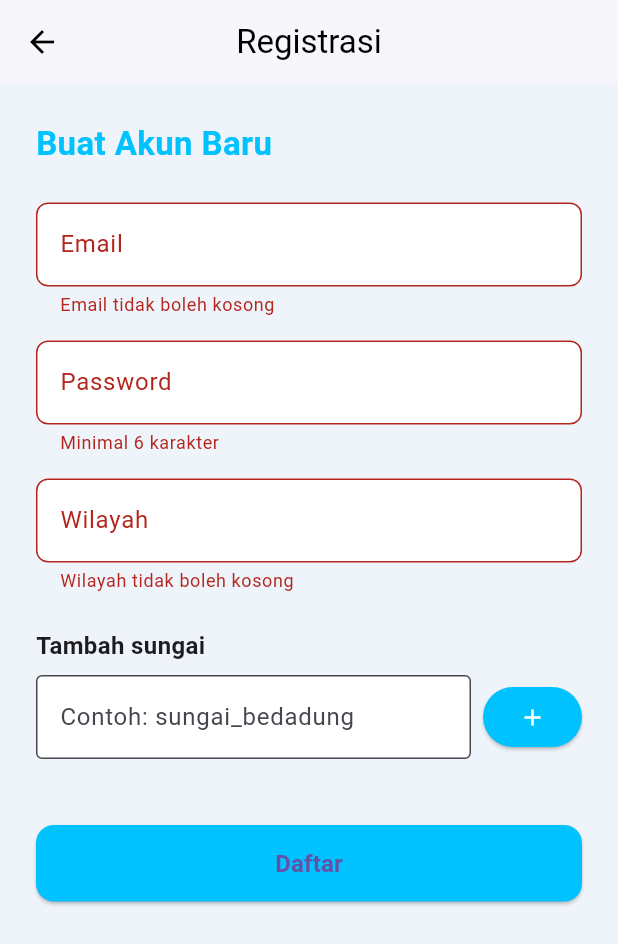
After one commit to IQ1341/FloodDetectionApp, a Flutter app: the RegisterScreen screen opened by its route, after a tap on "Daftar", on a phone screen of 412 x 824 dp. The commit adds this screen. Shown: the top 944 px of the screen. Run offline on Flutter 3.47's test engine with Material 3 defaults, Android fonts, the phone set to English and light mode, and no system bars; our stand-ins replace awesome_dialog, cloud_firestore, firebase_auth, firebase_core, firebase_database, firebase_messaging and 4 more; accounts and stored records are empty; network calls fail; Roboto replaces fonts that are missing (Poppins).

Commit message:
updaet add fitur registrasi

```diff
--- a/lib/main.dart
+++ b/lib/main.dart
@@ -5,9 +5,10 @@ import 'package:intl/date_symbol_data_local.dart';
 
 import 'screens/splash_screen.dart';
 import 'screens/login_screen.dart';
+import 'screens/register_screen.dart'; // ✅ Tambah import register
 import 'screens/main_screen.dart';
 import 'screens/sungai_screen.dart';
-import 'screens/notification_screen.dart'; // ✅ Tambahkan ini
+import 'screens/notification_screen.dart';
 
 import 'utils/constants.dart';
 import 'utils/notification_service.dart';
@@ -55,6 +56,7 @@ class _MyAppState extends State<MyApp> {
       routes: {
         '/': (context) => const SplashScreen(),
         '/login': (context) => const LoginScreen(),
+        '/register': (context) => const RegisterScreen(), // ✅ Tambah route
         '/pilih-sungai': (context) {
           final args = ModalRoute.of(context)!.settings.arguments as Map<String, dynamic>;
           return SungaiScreen(arguments: args);
@@ -64,8 +66,7 @@ class _MyAppState extends State<MyApp> {
           return MainScreen(namaSungai: sungai);
         },
         '/notifikasi': (context) {
-          // final sungai = ModalRoute.of(context)!.settings.arguments as String;
-          return const NotificationScreen(); // Argument diakses lewat ModalRoute di dalam screen
+          return const NotificationScreen(); // Argumen diambil di dalam screen
         },
       },
     );
--- a/lib/screens/login_screen.dart
+++ b/lib/screens/login_screen.dart
@@ -33,12 +33,12 @@ class _LoginScreenState extends State<LoginScreen> {
       final userDoc =
           await FirebaseFirestore.instance.collection('users').doc(uid).get();
 
-      if (userDoc.exists && userDoc.data()!.containsKey('allowed_sungai')) {
+      if (userDoc.exists) {
         final userData = userDoc.data()!;
         final wilayah = userData['wilayah'] ?? 'Wilayah Tidak Diketahui';
-        final List<dynamic> sungaiList = userData['allowed_sungai'];
+        final List<dynamic> sungaiList = userData['allowed_sungai'] ?? [];
 
-        // Navigasi ke halaman pilih sungai
+        // Navigasi ke halaman pilih sungai (selalu dijalankan)
         Navigator.pushReplacementNamed(
           context,
           '/pilih-sungai',
@@ -52,8 +52,8 @@ class _LoginScreenState extends State<LoginScreen> {
           context: context,
           dialogType: DialogType.warning,
           animType: AnimType.leftSlide,
-          title: 'Akun Tidak Valid',
-          desc: 'Akun tidak memiliki data sungai yang dapat dipantau.',
+          title: 'Data Tidak Ditemukan',
+          desc: 'Data pengguna tidak tersedia di Firestore.',
           btnOkOnPress: () {},
         ).show();
       }
@@ -133,6 +133,25 @@ class _LoginScreenState extends State<LoginScreen> {
                     : const Text('Login', style: TextStyle(fontSize: 16, color: Colors.white)),
               ),
             ),
+
+            const SizedBox(height: 24),
+
+            // Link ke halaman register
+            Row(
+              mainAxisAlignment: MainAxisAlignment.center,
+              children: [
+                const Text("Belum punya akun?", style: TextStyle(color: Colors.black54)),
+                TextButton(
+                  onPressed: () {
+                    Navigator.pushNamed(context, '/register');
+                  },
+                  child: const Text(
+                    "Daftar di sini",
+                    style: TextStyle(color: Color(0xFF00C2FF), fontWeight: FontWeight.bold),
+                  ),
+                ),
+              ],
+            ),
           ],
         ),
       ),
--- /dev/null
+++ b/lib/screens/register_screen.dart
@@ -0,0 +1,230 @@
+import 'package:cloud_firestore/cloud_firestore.dart';
+import 'package:firebase_auth/firebase_auth.dart';
+import 'package:flutter/material.dart';
+
+class RegisterScreen extends StatefulWidget {
+  const RegisterScreen({super.key});
+
+  @override
+  State<RegisterScreen> createState() => _RegisterScreenState();
+}
+
+class _RegisterScreenState extends State<RegisterScreen> {
+  final _formKey = GlobalKey<FormState>();
+  final emailController = TextEditingController();
+  final passwordController = TextEditingController();
+  final wilayahController = TextEditingController();
+  final sungaiController = TextEditingController();
+
+  List<String> sungaiList = [];
+  bool isLoading = false;
+
+  void addSungai() {
+    final name = sungaiController.text.trim();
+    if (name.isNotEmpty && !sungaiList.contains(name)) {
+      setState(() {
+        sungaiList.add(name);
+        sungaiController.clear();
+      });
+    }
+  }
+
+  void removeSungai(String sungai) {
+    setState(() => sungaiList.remove(sungai));
+  }
+
+  Future<void> register() async {
+    if (!_formKey.currentState!.validate()) return;
+    if (sungaiList.isEmpty) {
+      ScaffoldMessenger.of(context).showSnackBar(
+        const SnackBar(content: Text("Minimal 1 sungai harus ditambahkan")),
+      );
+      return;
+    }
+
+    setState(() => isLoading = true);
+
+    try {
+      final email = emailController.text.trim();
+      final password = passwordController.text;
+      final wilayah = wilayahController.text.trim();
+
+      UserCredential userCredential = await FirebaseAuth.instance
+          .createUserWithEmailAndPassword(email: email, password: password);
+
+      final uid = userCredential.user!.uid;
+
+      // Simpan ke users
+      await FirebaseFirestore.instance.collection('users').doc(uid).set({
+        'email': email,
+        'wilayah': wilayah,
+        'allowed_sungai': sungaiList,
+      });
+
+      // Buat koleksi untuk setiap sungai (jika belum ada)
+      for (String sungai in sungaiList) {
+        final ref = FirebaseFirestore.instance.collection(sungai);
+        final notifikasiRef = ref.doc('notifikasi');
+        final snapshot = await notifikasiRef.get();
+        if (!snapshot.exists) {
+          await notifikasiRef.set({'created_at': FieldValue.serverTimestamp()});
+        }
+
+        final dataRef = notifikasiRef.collection('data');
+        final existing = await dataRef.limit(1).get();
+        if (existing.docs.isEmpty) {
+          await dataRef.add({
+            'title': 'Sistem Aktif',
+            'message': 'Monitoring sungai telah dimulai.',
+            'level': 'AMAN',
+            'timestamp': FieldValue.serverTimestamp(),
+          });
+        }
+      }
+
+      if (context.mounted) {
+        Navigator.pushReplacementNamed(context, '/login');
+      }
+    } catch (e) {
+      setState(() => isLoading = false);
+      ScaffoldMessenger.of(context).showSnackBar(
+        SnackBar(content: Text('Gagal registrasi: $e')),
+      );
+    }
+  }
+
+  @override
+  Widget build(BuildContext context) {
+    return Scaffold(
+      backgroundColor: const Color(0xFFEFF4FA),
+      appBar: AppBar(
+        backgroundColor: Colors.white,
+        elevation: 1,
+        title: const Text("Registrasi", style: TextStyle(color: Colors.black)),
+        iconTheme: const IconThemeData(color: Colors.black),
+        centerTitle: true,
+      ),
+      body: SingleChildScrollView(
+        padding: const EdgeInsets.all(24),
+        child: Form(
+          key: _formKey,
+          child: Column(
+            crossAxisAlignment: CrossAxisAlignment.start,
+            children: [
+              const Text(
+                "Buat Akun Baru",
+                style: TextStyle(
+                  fontSize: 22,
+                  fontWeight: FontWeight.bold,
+                  color: Color(0xFF00C2FF),
+                ),
+              ),
+              const SizedBox(height: 24),
+
+              // Email
+              TextFormField(
+                controller: emailController,
+                decoration: _inputDecoration("Email"),
+                validator: (value) =>
+                    value!.isEmpty ? "Email tidak boleh kosong" : null,
+              ),
+              const SizedBox(height: 16),
+
+              // Password
+              TextFormField(
+                controller: passwordController,
+                obscureText: true,
+                decoration: _inputDecoration("Password"),
+                validator: (value) =>
+                    value!.length < 6 ? "Minimal 6 karakter" : null,
+              ),
+              const SizedBox(height: 16),
+
+              // Wilayah
+              TextFormField(
+                controller: wilayahController,
+                decoration: _inputDecoration("Wilayah"),
+                validator: (value) =>
+                    value!.isEmpty ? "Wilayah tidak boleh kosong" : null,
+              ),
+              const SizedBox(height: 24),
+
+              const Text(
+                "Tambah sungai",
+                style: TextStyle(fontSize: 16, fontWeight: FontWeight.w600),
+              ),
+              const SizedBox(height: 8),
+
+              Row(
+                children: [
+                  Expanded(
+                    child: TextField(
+                      controller: sungaiController,
+                      decoration: const InputDecoration(
+                        hintText: "Contoh: sungai_bedadung",
+                        filled: true,
+                        fillColor: Colors.white,
+                        border: OutlineInputBorder(),
+                      ),
+                    ),
+                  ),
+                  const SizedBox(width: 8),
+                  ElevatedButton(
+                    onPressed: addSungai,
+                    style: ElevatedButton.styleFrom(
+                      backgroundColor: const Color(0xFF00C2FF),
+                    ),
+                    child: const Icon(Icons.add, color: Colors.white),
+                  ),
+                ],
+              ),
+
+              const SizedBox(height: 12),
+              Wrap(
+                spacing: 8,
+                children: sungaiList
+                    .map((s) => Chip(
+                          label: Text(s),
+                          deleteIcon: const Icon(Icons.close),
+                          onDeleted: () => removeSungai(s),
+                        ))
+                    .toList(),
+              ),
+
+              const SizedBox(height: 32),
+              SizedBox(
+                width: double.infinity,
+                child: ElevatedButton(
+                  onPressed: isLoading ? null : register,
+                  style: ElevatedButton.styleFrom(
+                    padding: const EdgeInsets.symmetric(vertical: 14),
+                    backgroundColor: const Color(0xFF00C2FF),
+                    shape: RoundedRectangleBorder(
+                      borderRadius: BorderRadius.circular(12),
+                    ),
+                  ),
+                  child: isLoading
+                      ? const CircularProgressIndicator(color: Colors.white)
+                      : const Text(
+                          "Daftar",
+                          style: TextStyle(
+                              fontWeight: FontWeight.bold, fontSize: 16),
+                        ),
+                ),
+              ),
+            ],
+          ),
+        ),
+      ),
+    );
+  }
+
+  InputDecoration _inputDecoration(String label) {
+    return InputDecoration(
+      labelText: label,
+      filled: true,
+      fillColor: Colors.white,
+      border: OutlineInputBorder(borderRadius: BorderRadius.circular(8)),
+    );
+  }
+}
```
